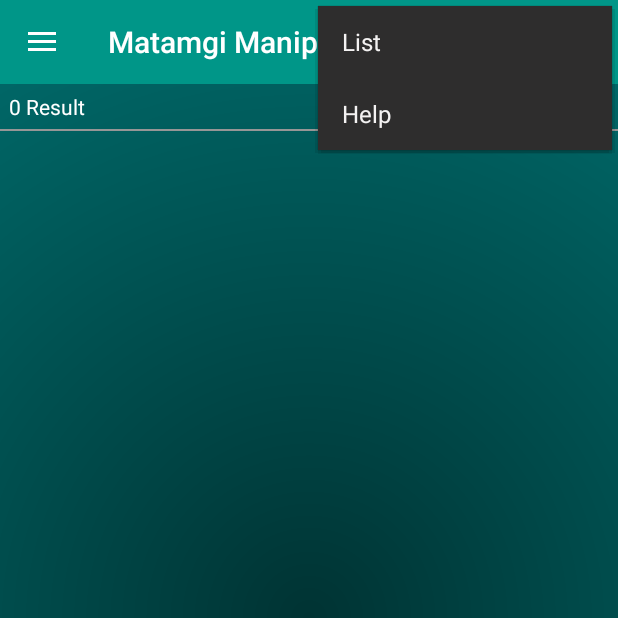
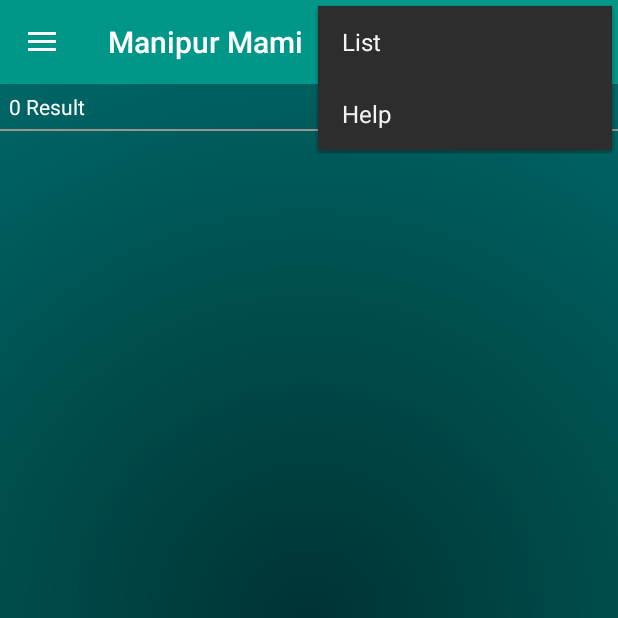
Before and after one commit to darshanhuidrom/ManipuriMusicFinder, an Android app: the HomePage screen opened directly, with no data from a screen before it, with the options menu open, on a phone screen of 412 x 824 dp, the top half of it. Run offline under Robolectric (Android 15) with nearby library versions, the phone set to English and light mode, and no system bars; libraries missing offline, so code that uses them is left out: com.mikhaellopez.circularimageview, com.nostra13.universalimageloader; 12 statements that could not run were skipped.

Commit message:
Added update local files from server

```diff
--- a/app/build.gradle
+++ b/app/build.gradle
@@ -5,7 +5,7 @@ android {
     buildToolsVersion "23.0.2"
 
     defaultConfig {
-        applicationId "com.kangladevelopers.filmfinder"
+        applicationId "com.kangladevelopers.manipur_mami"
         minSdkVersion 16
         targetSdkVersion 23
         versionCode 1
--- a/app/src/main/res/values/strings.xml
+++ b/app/src/main/res/values/strings.xml
@@ -1,5 +1,5 @@
 <resources>
-    <string name="app_name">Matamgi Manipur</string>
+    <string name="app_name">Manipur Mami</string>
     <!-- Nav Drawer-->
     <string name="drawer_open">Slider Menu Opened</string>
     <string name="drawer_close">Slider Menu Closed</string>
```
Also changed, not shown: 1 other file.
